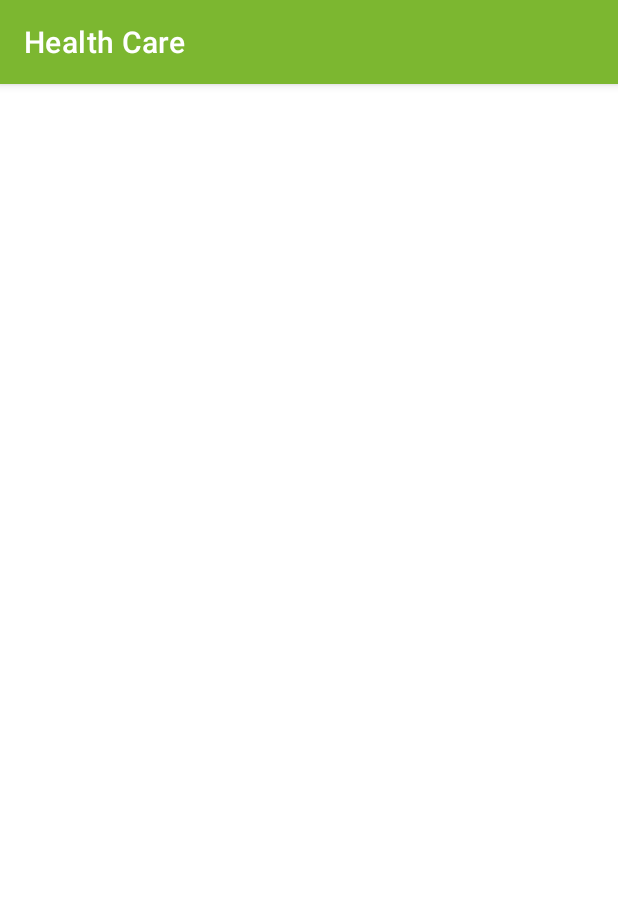
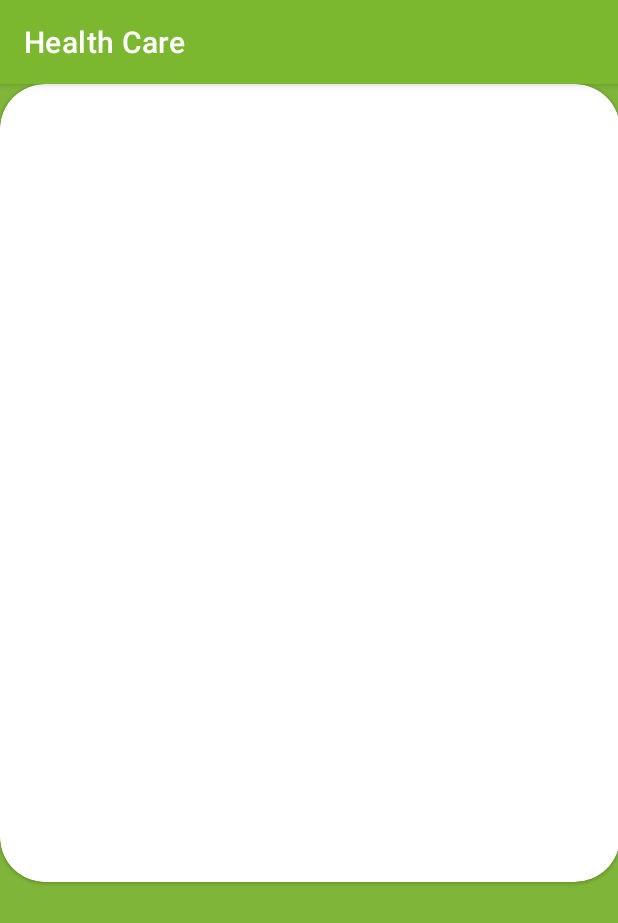
Before and after one commit to shamilkeheliya/HelathCare-MobileApp-CodeZen, an Android app: the UpdateProfile screen opened directly, with no data from a screen before it, on a phone screen of 412 x 824 dp. Shown: the top 923 px of the screen. Run offline under Robolectric (Android 15) with nearby library versions, the phone set to English and light mode, and no system bars.

Commit message:
updated (profile update)

```diff
--- a/App/app/src/main/res/layout/activity_update_profile.xml
+++ b/App/app/src/main/res/layout/activity_update_profile.xml
@@ -4,6 +4,31 @@
     xmlns:tools="http://schemas.android.com/tools"
     android:layout_width="match_parent"
     android:layout_height="match_parent"
+    android:background="#7FB639"
     tools:context=".UpdateProfile">
 
+    <TextView
+        android:id="@+id/textView3"
+        android:layout_width="234dp"
+        android:layout_height="42dp"
+        android:layout_marginStart="83dp"
+        android:layout_marginTop="83dp"
+        android:layout_marginEnd="83dp"
+        android:fontFamily="sans-serif-black"
+        android:text=" Update Profile"
+        android:textAlignment="center"
+        android:textColor="#000000"
+        android:textSize="30dp"
+        app:layout_constraintEnd_toEndOf="parent"
+        app:layout_constraintStart_toStartOf="parent"
+        app:layout_constraintTop_toTopOf="parent" />
+
+    <view
+        android:id="@+id/view"
+        class="com.google.android.material.circularreveal.cardview.CircularRevealCardView"
+        android:layout_width="413dp"
+        android:layout_height="532dp"
+        app:cardCornerRadius="30dp"
+        tools:layout_editor_absoluteX="-1dp"
+        tools:layout_editor_absoluteY="215dp" />
 </androidx.constraintlayout.widget.ConstraintLayout>
```
